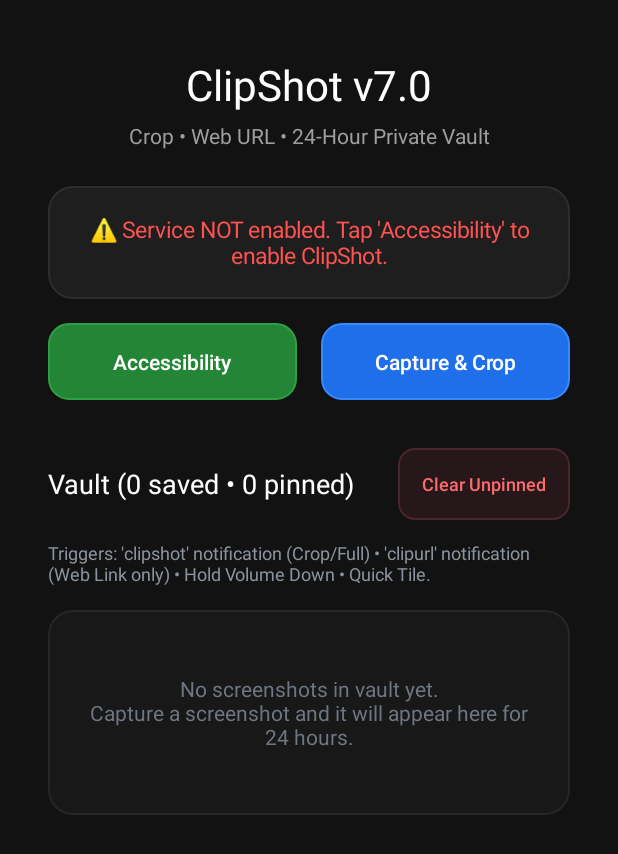
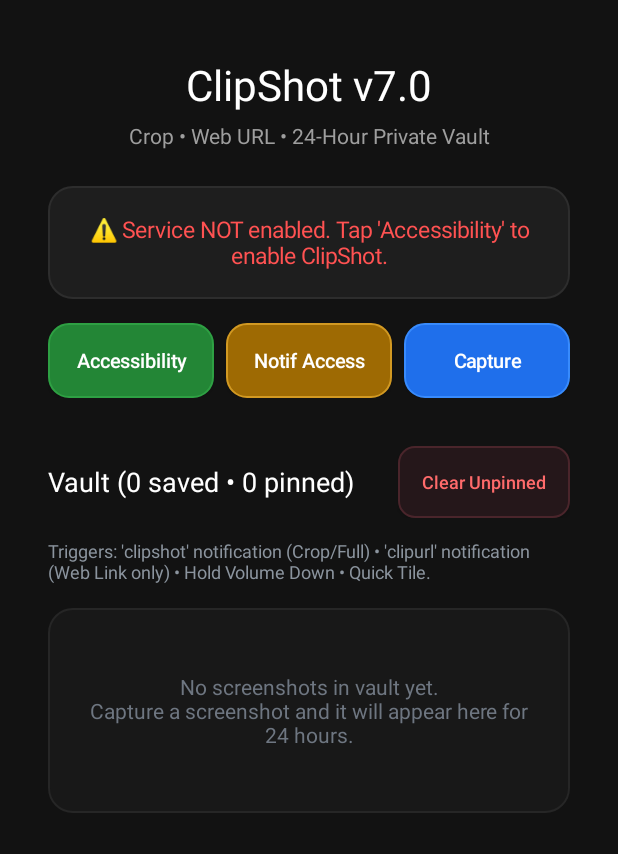
Before and after one commit to Hsn5/ClipShot, an Android app: the screen it shows after launch (MainActivity), on a phone screen of 412 x 824 dp. Shown: the top 854 px of the screen. Run offline under Robolectric (Android 15) with nearby library versions, the phone set to English and light mode, and no system bars.

Commit message:
Update button layout and styles in MainActivity

```diff
--- a/app/src/main/java/com/example/clipshot/MainActivity.kt
+++ b/app/src/main/java/com/example/clipshot/MainActivity.kt
@@ -338,33 +338,49 @@ class MainActivity : Activity() {
 
         val buttonsRow = LinearLayout(this).apply {
             orientation = LinearLayout.HORIZONTAL
-            weightSum = 2f
+            weightSum = 3f
         }
 
         val enableBtn = Button(this).apply {
             text = "Accessibility"
             isAllCaps = false
-            textSize = 14f
+            textSize = 13f
             setTextColor(Color.parseColor("#FFFFFF"))
             background = roundedBg("#238636", "#2EA043", 20f)
-            setPadding(20, 24, 20, 24)
+            setPadding(12, 24, 12, 24)
             layoutParams = LinearLayout.LayoutParams(0, LinearLayout.LayoutParams.WRAP_CONTENT, 1f).apply {
-                rightMargin = 12
+                rightMargin = 8
             }
             setOnClickListener {
                 startActivity(Intent(Settings.ACTION_ACCESSIBILITY_SETTINGS))
             }
         }
 
+        val notifBtn = Button(this).apply {
+            text = "Notif Access"
+            isAllCaps = false
+            textSize = 13f
+            setTextColor(Color.parseColor("#FFFFFF"))
+            background = roundedBg("#9E6A03", "#D29922", 20f)
+            setPadding(12, 24, 12, 24)
+            layoutParams = LinearLayout.LayoutParams(0, LinearLayout.LayoutParams.WRAP_CONTENT, 1f).apply {
+                leftMargin = 4
+                rightMargin = 4
+            }
+            setOnClickListener {
+                startActivity(Intent(Settings.ACTION_NOTIFICATION_LISTENER_SETTINGS))
+            }
+        }
+
         val testBtn = Button(this).apply {
-            text = "Capture & Crop"
+            text = "Capture"
             isAllCaps = false
-            textSize = 14f
+            textSize = 13f
             setTextColor(Color.parseColor("#FFFFFF"))
             background = roundedBg("#1F6FEB", "#388BFD", 20f)
-            setPadding(20, 24, 20, 24)
+            setPadding(12, 24, 12, 24)
             layoutParams = LinearLayout.LayoutParams(0, LinearLayout.LayoutParams.WRAP_CONTENT, 1f).apply {
-                leftMargin = 12
+                leftMargin = 8
             }
             setOnClickListener {
                 if (ScreenshotAccessibilityService.instance != null) {
@@ -376,6 +392,7 @@ class MainActivity : Activity() {
         }
 
         buttonsRow.addView(enableBtn)
+        buttonsRow.addView(notifBtn)
         buttonsRow.addView(testBtn)
 
         val vaultHeaderRow = LinearLayout(this).apply {
@@ -475,7 +492,7 @@ class MainActivity : Activity() {
 
         if (items.isEmpty()) {
             val emptyView = TextView(this).apply {
-               text = "No screenshots in vault yet.\nCapture a screenshot and it will appear here for 24 hours."
+                text = "No screenshots in vault yet.\nCapture a screenshot and it will appear here for 24 hours."
                 textSize = 14f
                 setTextColor(Color.parseColor("#6E7681"))
                 gravity = Gravity.CENTER
@@ -555,7 +572,6 @@ class MainActivity : Activity() {
         infoColumn.addView(timeText)
         infoColumn.addView(expiryText)
 
-        // Show Source URL pill if captured from a browser
         if (!item.sourceUrl.isNullOrBlank()) {
             val urlBtn = Button(this).apply {
                 text = "🔗 Copy URL: ${item.sourceUrl.removePrefix("https://").removePrefix("http://").take(26)}..."
@@ -578,7 +594,6 @@ class MainActivity : Activity() {
             infoColumn.addView(urlBtn)
         }
 
-        // Row 1: View | Copy | Save
         val row1 = LinearLayout(this).apply {
             orientation = LinearLayout.HORIZONTAL
             layoutParams = LinearLayout.LayoutParams(
@@ -650,7 +665,6 @@ class MainActivity : Activity() {
         row1.addView(copyBtn)
         row1.addView(saveBtn)
 
-        // Row 2: Pin | Delete
         val row2 = LinearLayout(this).apply {
             orientation = LinearLayout.HORIZONTAL
         }
@@ -893,4 +907,3 @@ class MainActivity : Activity() {
         }
     }
 }
-startActivity(Intent(Settings.ACTION_NOTIFICATION_LISTENER_SETTINGS))
```
